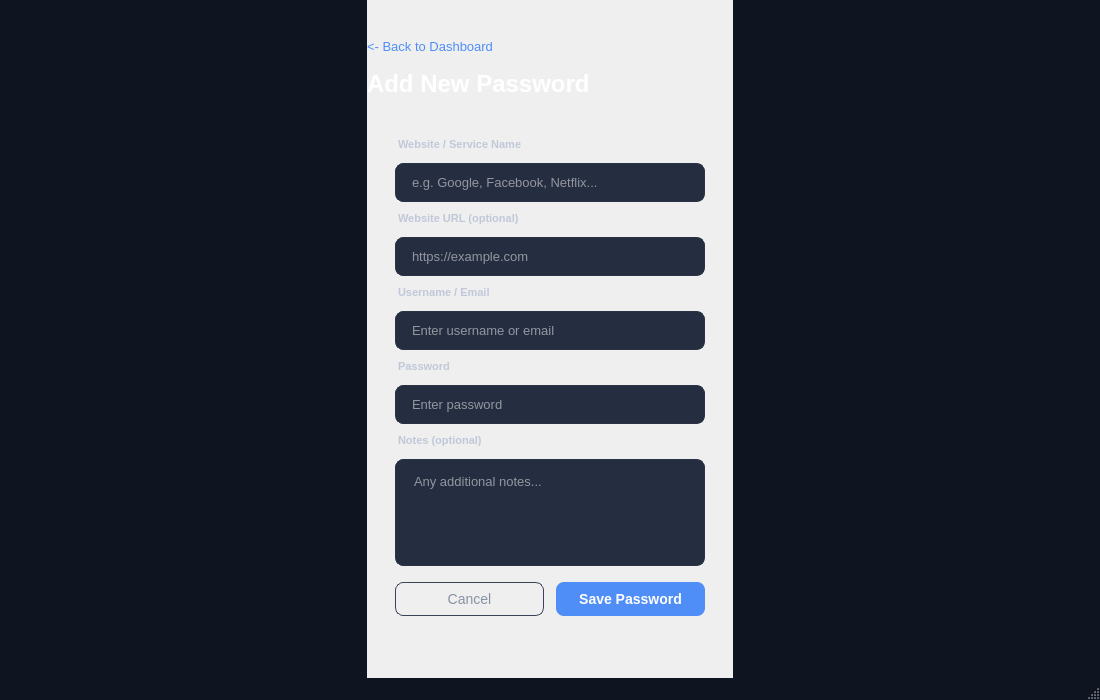
This is HashVault/HashVault.ui in Sanketpatil27/HashVault as Qt 5 draws it before an edit. The edited form follows.
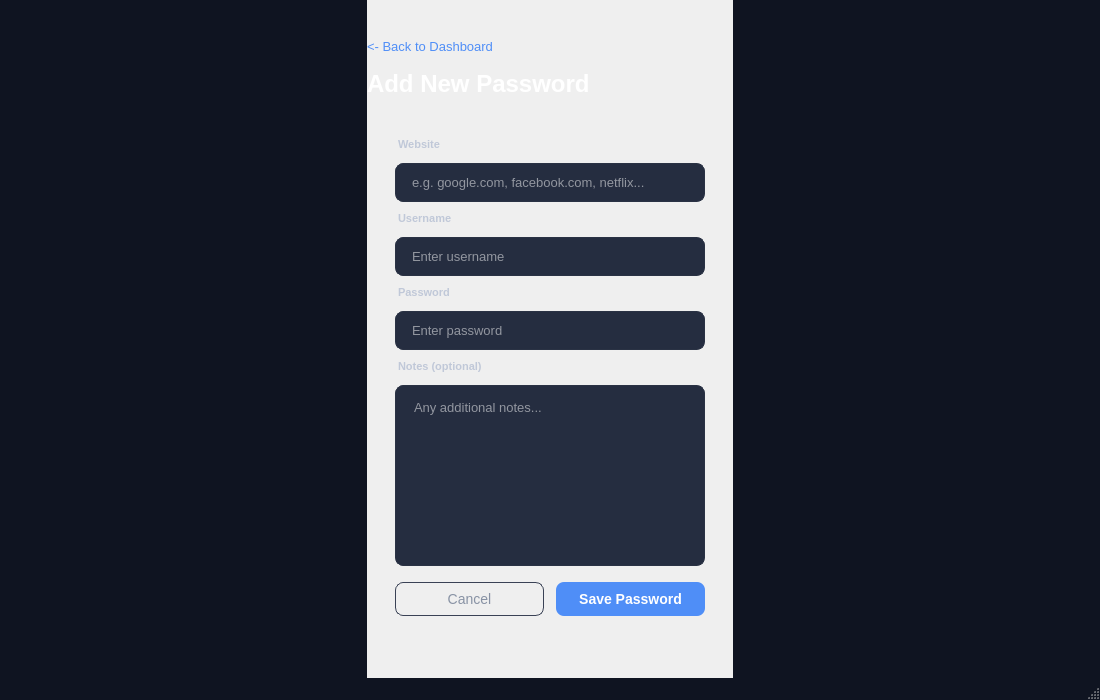
This is the edited form. The open tabs and pages were chosen to show the change.

Commit message: Implemented Add Password functionality, and loaded passwords data dynamically inside the table of dashboard

```diff
--- a/HashVault/HashVault.ui
+++ b/HashVault/HashVault.ui
@@ -1121,8 +1121,8 @@
             <rect>
              <x>0</x>
              <y>0</y>
-             <width>218</width>
-             <height>659</height>
+             <width>274</width>
+             <height>588</height>
             </rect>
            </property>
            <layout class="QVBoxLayout" name="addScrollLayout">
@@ -1193,7 +1193,7 @@
                  <string notr="true">color: #C0C8D8; font-size: 11px; font-weight: bold; background: transparent; font-family: &quot;Segoe UI&quot;; margin-bottom: 2px;</string>
                 </property>
                 <property name="text">
-                 <string>Website / Service Name</string>
+                 <string>Website</string>
                 </property>
                </widget>
               </item>
@@ -1210,34 +1210,7 @@
                   </string>
                 </property>
                 <property name="placeholderText">
-                 <string>e.g. Google, Facebook, Netflix...</string>
-                </property>
-               </widget>
-              </item>
-              <item>
-               <widget class="QLabel" name="urlLbl">
-                <property name="styleSheet">
-                 <string notr="true">color: #C0C8D8; font-size: 11px; font-weight: bold; background: transparent; font-family: &quot;Segoe UI&quot;; margin-bottom: 2px;</string>
-                </property>
-                <property name="text">
-                 <string>Website URL (optional)</string>
-                </property>
-               </widget>
-              </item>
-              <item>
-               <widget class="QLineEdit" name="urlInput">
-                <property name="styleSheet">
-                 <string notr="true">
-                    QLineEdit {
-                        background-color: #252D40; color: #FFFFFF;
-                        border: 1px solid #2A3244; border-radius: 8px;
-                        padding: 10px 14px; font-size: 13px; font-family: &quot;Segoe UI&quot;;
-                    }
-                    QLineEdit:focus { border: 1px solid #4F8EF7; }
-                  </string>
-                </property>
-                <property name="placeholderText">
-                 <string>https://example.com</string>
+                 <string>e.g. google.com, facebook.com, netflix...</string>
                 </property>
                </widget>
               </item>
@@ -1247,7 +1220,7 @@
                  <string notr="true">color: #C0C8D8; font-size: 11px; font-weight: bold; background: transparent; font-family: &quot;Segoe UI&quot;; margin-bottom: 2px;</string>
                 </property>
                 <property name="text">
-                 <string>Username / Email</string>
+                 <string>Username</string>
                 </property>
                </widget>
               </item>
@@ -1264,7 +1237,7 @@
                   </string>
                 </property>
                 <property name="placeholderText">
-                 <string>Enter username or email</string>
+                 <string>Enter username</string>
                 </property>
                </widget>
               </item>
```
Left out of the diff: 79 changed lines with no effect on the pictures. Lines whose indentation alone changed are shown as unchanged. The commit also changes 2 other files.
